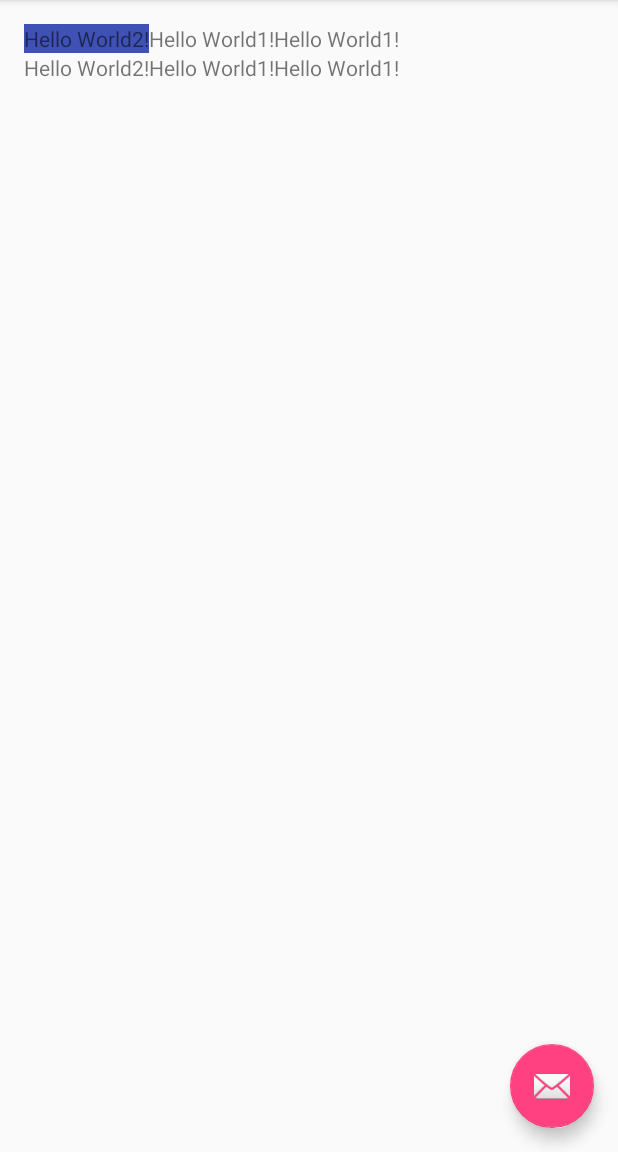
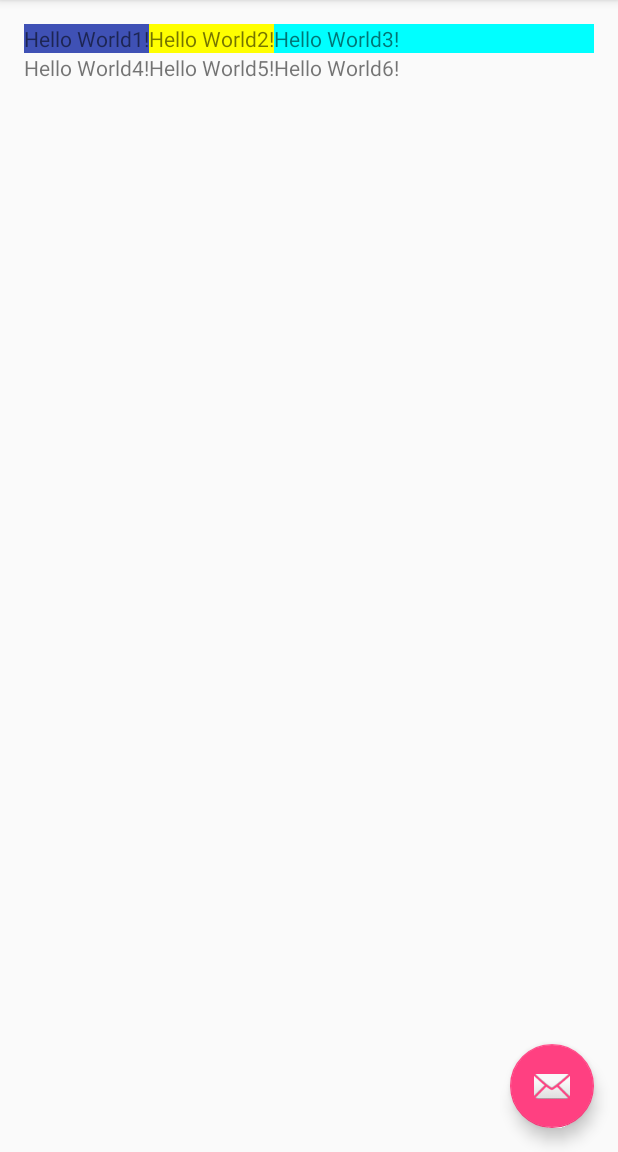
Before and after one commit to holy1017/ExampleAndroid, an Android app: the screen it shows after launch (MainActivity), on a phone screen of 412 x 824 dp, the part 84-1236 px from its top. Run offline under Robolectric (Android 15) with nearby library versions, the phone set to English and light mode, and no system bars.

Commit message:
색 적용 범위 테스트

```diff
--- a/app/src/main/res/layout/content_main.xml
+++ b/app/src/main/res/layout/content_main.xml
@@ -17,20 +17,24 @@
         android:layout_height="match_parent"
         android:orientation="vertical">
         <LinearLayout
-            android:layout_width="wrap_content"
+            android:layout_width="match_parent"
             android:layout_height="wrap_content"
+            android:background="@color/color하늘색"
             >
+            <TextView
+                android:text="Hello World1!"
+                android:layout_width="wrap_content"
+                android:layout_height="wrap_content"
+                android:background="@color/colorPrimary"
+                />
             <TextView
                 android:text="Hello World2!"
                 android:layout_width="wrap_content"
                 android:layout_height="wrap_content"
-                android:background="@color/colorPrimary"/>
+                android:background="@color/color노랑색"
+                />
             <TextView
-                android:text="Hello World1!"
-                android:layout_width="wrap_content"
-                android:layout_height="wrap_content" />
-            <TextView
-                android:text="Hello World1!"
+                android:text="Hello World3!"
                 android:layout_width="wrap_content"
                 android:layout_height="wrap_content" />
         </LinearLayout>
@@ -39,15 +43,15 @@
             android:layout_height="wrap_content"
            >
             <TextView
-                android:text="Hello World2!"
+                android:text="Hello World4!"
                 android:layout_width="wrap_content"
                 android:layout_height="wrap_content" />
             <TextView
-                android:text="Hello World1!"
+                android:text="Hello World5!"
                 android:layout_width="wrap_content"
                 android:layout_height="wrap_content" />
             <TextView
-                android:text="Hello World1!"
+                android:text="Hello World6!"
                 android:layout_width="wrap_content"
                 android:layout_height="wrap_content" />
         </LinearLayout>
```
